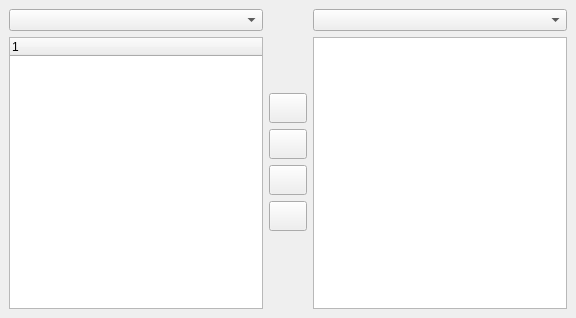
First picture: the form in src/Gui/DlgWorkbenches.ui, repository PrzemoF/FreeCAD, before the edit.
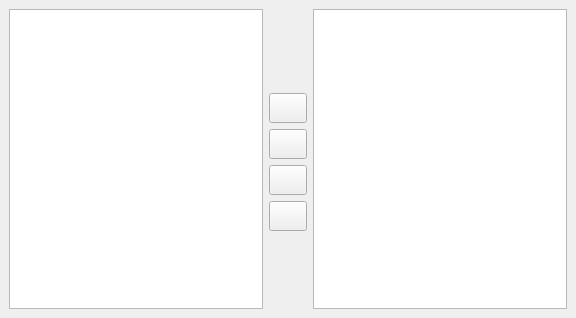
Second picture: the form after the edit. Icons and pictures are not drawn.

The edit to the form file:
```diff
--- a/src/Gui/DlgWorkbenches.ui
+++ b/src/Gui/DlgWorkbenches.ui
@@ -174,19 +174,7 @@
       <number>0</number>
      </property>
      <item>
-      <widget class="QComboBox" name="cbx_all_workbenches"/>
-     </item>
-     <item>
-      <widget class="QTreeWidget" name="tw_all_workbenches">
-       <property name="rootIsDecorated">
-        <bool>false</bool>
-       </property>
-       <column>
-        <property name="text">
-         <string notr="true">1</string>
-        </property>
-       </column>
-      </widget>
+      <widget class="QListWidget" name="lw_all_workbenches"/>
      </item>
     </layout>
    </item>
@@ -199,14 +187,7 @@
       <number>0</number>
      </property>
      <item>
-      <widget class="QComboBox" name="cbx_active_workbenches"/>
-     </item>
-     <item>
-      <widget class="QTreeWidget" name="tw_active_workbenches">
-       <property name="columnCount">
-        <number>0</number>
-       </property>
-      </widget>
+      <widget class="QListWidget" name="lw_active_workbenches"/>
      </item>
     </layout>
    </item>
```
